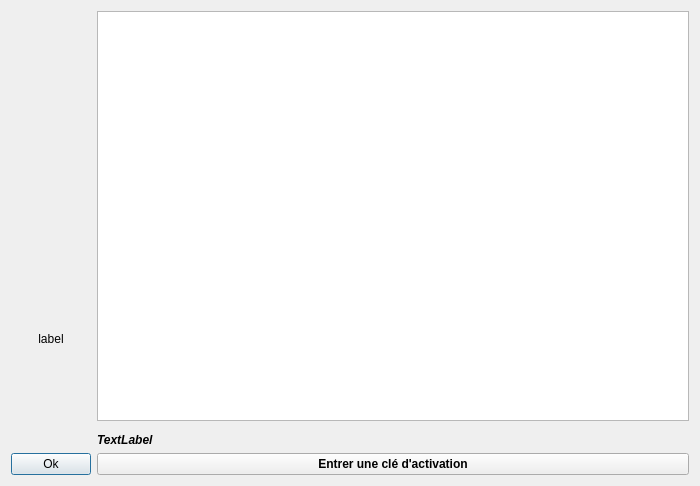
First picture: the form in dialogabout.ui, repository GiPiLab/ProtonClassicSuite, before the edit.
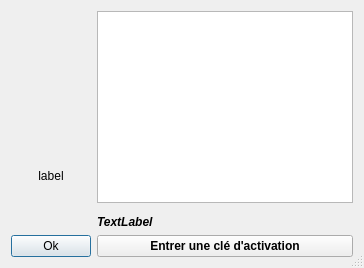
Second picture: the form after the edit. Icons and pictures are not drawn.

```diff
--- a/dialogabout.ui
+++ b/dialogabout.ui
@@ -5,17 +5,12 @@
   <property name="windowModality">
    <enum>Qt::ApplicationModal</enum>
   </property>
-  <property name="geometry">
-   <rect>
-    <x>0</x>
-    <y>0</y>
-    <width>700</width>
-    <height>486</height>
-   </rect>
-  </property>
   <property name="windowTitle">
    <string>A propos</string>
   </property>
+  <property name="sizeGripEnabled">
+   <bool>true</bool>
+  </property>
   <property name="modal">
    <bool>true</bool>
   </property>
```
